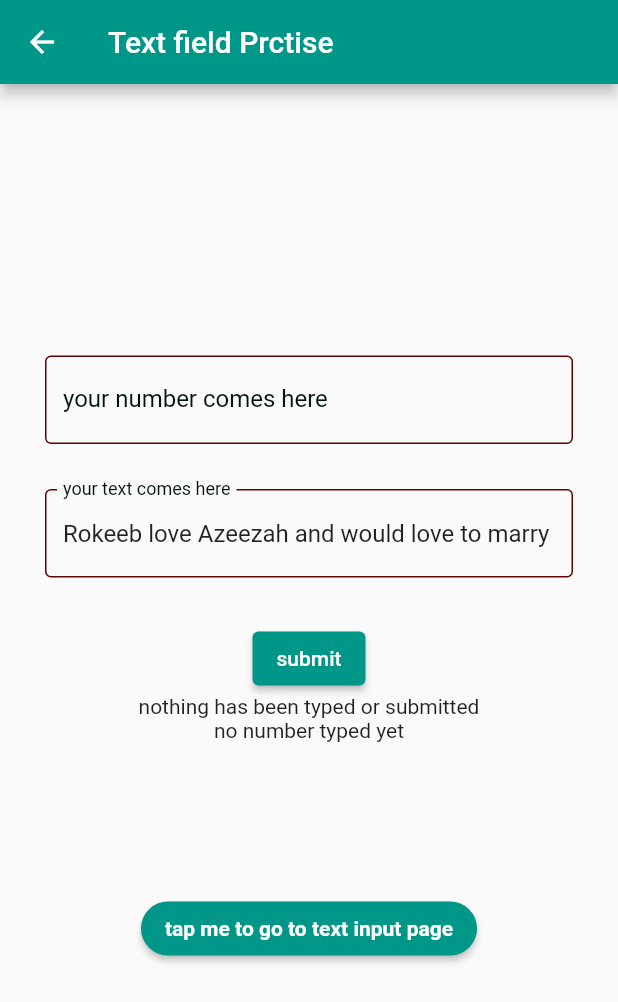
After one commit to dewunmirokeeb/flutter_application_3, a Flutter app: the UiDialogs screen opened directly, after a tap on "Buttom Nav Drawer", after a tap on "tap me to go to text input page", on a phone screen of 412 x 824 dp. The commit adds this screen. Shown: the top 1002 px of the screen. Run offline on Flutter 3.47's test engine with Material 2 defaults, Android fonts, the phone set to English and light mode, and no system bars.

Commit message:
updated_learning

```diff
--- /dev/null
+++ b/lib/inputpage.dart
@@ -0,0 +1,142 @@
+import 'package:flutter/material.dart';
+import 'package:flutter_application_3/responsivelayout.dart';
+
+class InputPractisePage extends StatefulWidget {
+  const InputPractisePage({Key? key}) : super(key: key);
+
+  @override
+  State<InputPractisePage> createState() => _InputPractisePageState();
+}
+
+class _InputPractisePageState extends State<InputPractisePage> {
+  String valuetyped = 'nothing has been typed or submitted';
+  String numbertyped = 'no number typed yet';
+  TextEditingController usertyped = TextEditingController();
+  TextEditingController number = TextEditingController();
+  @override
+  void initState() {
+    usertyped.text =
+        'Rokeeb love Azeezah and would love to marry her as soon as possible';
+    super.initState();
+  }
+
+  @override
+  void dispose() {
+    usertyped.dispose();
+    number.dispose();
+    super.dispose();
+  }
+
+  @override
+  Widget build(BuildContext context) {
+    return Scaffold(
+      appBar: AppBar(
+        title: const Text('Text field Prctise'),
+        backgroundColor: Colors.teal,
+      ),
+      body: Center(
+        child: Padding(
+          padding: const EdgeInsets.only(
+            left: 30,
+            right: 30,
+          ),
+          child: SingleChildScrollView(
+            child: Column(
+              mainAxisAlignment: MainAxisAlignment.center,
+              children: [
+                Textinput(
+                  controller: number,
+                  keyboardtype: TextInputType.number,
+                  labeltext: 'your number comes here',
+                ),
+                const SizedBox(
+                  height: 30,
+                ),
+                Textinput(
+                  controller: usertyped,
+                  labeltext: 'your text comes here',
+                ),
+                const SizedBox(
+                  height: 30,
+                ),
+                ElevatedButton(
+                  style: ElevatedButton.styleFrom(primary: Colors.teal),
+                  onPressed: () {
+                    setState(() {
+                      valuetyped = usertyped.text;
+                      numbertyped = number.text;
+                    });
+                  },
+                  child: const Text('submit'),
+                ),
+                Text(valuetyped),
+                Text(numbertyped),
+                const SizedBox(
+                  height: 100,
+                ),
+                MaterialButton(
+                  onPressed: () {
+                    Navigator.push(
+                        context,
+                        (MaterialPageRoute(
+                          builder: (context) => const ResponsiveLayout(),
+                        )));
+                  },
+                  shape: const RoundedRectangleBorder(
+                    borderRadius: BorderRadius.all(
+                      Radius.circular(20),
+                    ),
+                  ),
+                  color: Colors.teal,
+                  child: const Text(
+                    'tap me to go to text input page',
+                    style: TextStyle(
+                        color: Colors.white, fontWeight: FontWeight.bold),
+                  ),
+                ),
+              ],
+            ),
+          ),
+        ),
+      ),
+    );
+  }
+}
+
+class Textinput extends StatelessWidget {
+  const Textinput({
+    Key? key,
+    required this.controller,
+    this.labeltext = 'your controller text comes here',
+    this.keyboardtype = TextInputType.text,
+  }) : super(key: key);
+
+  final TextEditingController controller;
+  final String labeltext;
+  final TextInputType keyboardtype;
+
+  @override
+  Widget build(BuildContext context) {
+    return TextField(
+      controller: controller,
+      keyboardType: keyboardtype,
+      decoration: InputDecoration(
+        focusedBorder: const OutlineInputBorder(
+          borderSide: BorderSide(
+            color: Color.fromARGB(255, 21, 32, 22),
+          ),
+        ),
+        border: const OutlineInputBorder(),
+        labelText: labeltext,
+        labelStyle: const TextStyle(
+          color: Color.fromARGB(255, 1, 20, 11),
+        ),
+        enabledBorder: const OutlineInputBorder(
+          borderSide: BorderSide(
+            color: Color.fromARGB(255, 95, 3, 3),
+          ),
+        ),
+      ),
+    );
+  }
+}
--- /dev/null
+++ b/lib/responsivelayout.dart
@@ -0,0 +1,40 @@
+import 'package:flutter/material.dart';
+
+class ResponsiveLayout extends StatefulWidget {
+  const ResponsiveLayout({Key? key}) : super(key: key);
+
+  @override
+  State<ResponsiveLayout> createState() => _ResponsiveLayoutState();
+}
+
+class _ResponsiveLayoutState extends State<ResponsiveLayout> {
+  @override
+  Widget build(BuildContext context) {
+    return Scaffold(
+      backgroundColor: Colors.deepOrange,
+      appBar: AppBar(
+        title: const Text(
+          'Responsive Layout',
+        ),
+        backgroundColor: Colors.deepOrange,
+        elevation: 0,
+      ),
+      body: ListView.builder(
+        itemCount: 20,
+        itemBuilder: (context, index) {
+          return ListTile(
+            leading: const Icon(Icons.person),
+            trailing: const Icon(Icons.waves),
+            title: Text(
+              'person ${index + 1}',
+              style: const TextStyle(
+                  color: Colors.white,
+                  fontSize: 20,
+                  fontWeight: FontWeight.bold),
+            ),
+          );
+        },
+      ),
+    );
+  }
+}
--- a/lib/uidialos.dart
+++ b/lib/uidialos.dart
@@ -1,4 +1,5 @@
 import 'package:flutter/material.dart';
+import 'package:flutter_application_3/inputpage.dart';
 
 class UiDialogs extends StatefulWidget {
   const UiDialogs({Key? key}) : super(key: key);
@@ -207,6 +208,26 @@ class _UiDialogsState extends State<UiDialogs> {
               height: 5,
             ),
             Text(deletestatus),
+            MaterialButton(
+              onPressed: () {
+                Navigator.push(
+                    context,
+                    (MaterialPageRoute(
+                      builder: (context) => const InputPractisePage(),
+                    )));
+              },
+              shape: const RoundedRectangleBorder(
+                borderRadius: BorderRadius.all(
+                  Radius.circular(20),
+                ),
+              ),
+              color: Colors.black,
+              child: const Text(
+                'tap me to go to text input page',
+                style:
+                    TextStyle(color: Colors.white, fontWeight: FontWeight.bold),
+              ),
+            ),
           ],
         ),
       ),
```
